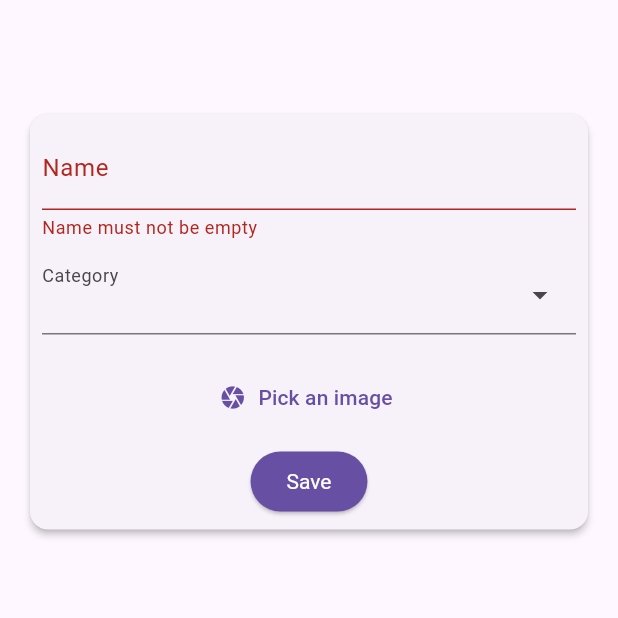
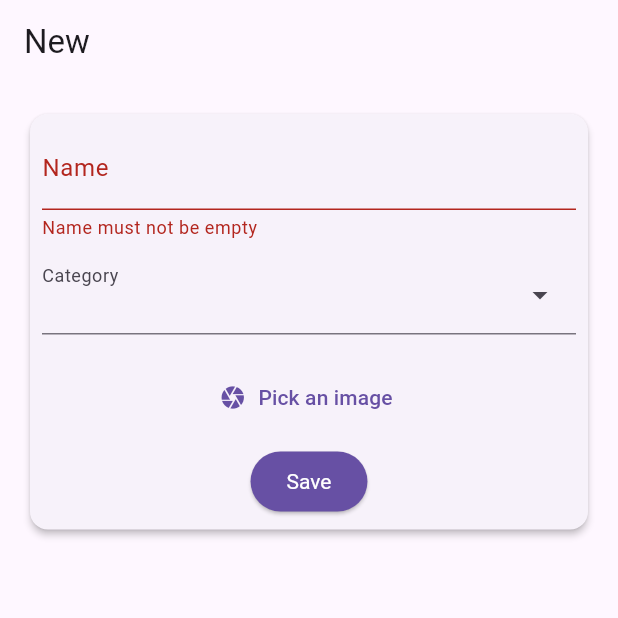
Before and after one commit to Hollow-Ego/rabenkorb, a Flutter app: the ItemTemplateDetails screen opened by its route, after a tap on "Save", on a phone screen of 412 x 824 dp, the top half of it. Run offline on Flutter 3.47's test engine with Material 3 defaults, Android fonts, the phone set to English and light mode, and no system bars; drawn by our look-alikes of dropdown_search; our stand-ins replace device_info_plus, drift, file_picker, go_router, image_picker, package_info_plus and 4 more; missing offline and left inert: codenic_logger, drag_and_drop_lists, mongo_dart, sqlite3; accounts and stored records are empty; generated files the repository leaves out were written again; statements that could not run were skipped.

Commit message:
item template details app bar shows new or edit depending on mode

```diff
--- a/lib/features/library/details/item_template_details.dart
+++ b/lib/features/library/details/item_template_details.dart
@@ -32,7 +32,9 @@ class ItemTemplateDetails extends StatelessWidget {
         ),
       ),
       appBar: AppBar(
-        title: const ItemTemplateDetailsTitle(),
+        title: ItemTemplateDetailsTitle(
+          isNewItem: itemTemplate == null,
+        ),
       ),
     );
   }
--- a/lib/features/library/details/item_template_details_app_bar.dart
+++ b/lib/features/library/details/item_template_details_app_bar.dart
@@ -1,10 +1,13 @@
 import 'package:flutter/material.dart';
+import 'package:rabenkorb/generated/l10n.dart';
 
 class ItemTemplateDetailsTitle extends StatelessWidget {
-  const ItemTemplateDetailsTitle({super.key});
+  final bool isNewItem;
+
+  const ItemTemplateDetailsTitle({super.key, required this.isNewItem});
 
   @override
   Widget build(BuildContext context) {
-    return Text("");
+    return Text(isNewItem ? S.of(context).New : S.of(context).Edit);
   }
 }
```
